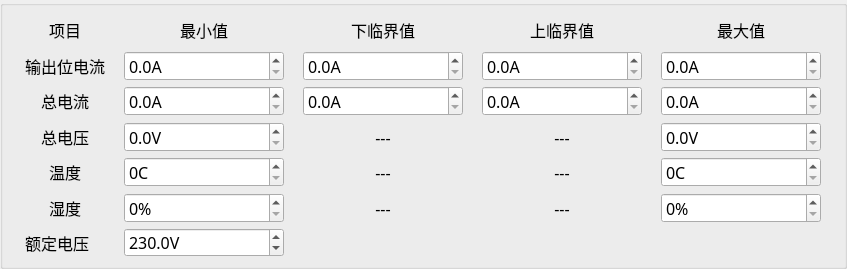
ChinaClever/PDU-QualityTest, file PDU-QualityTest/home/home_mpdualarmwid.ui: the form before one commit.
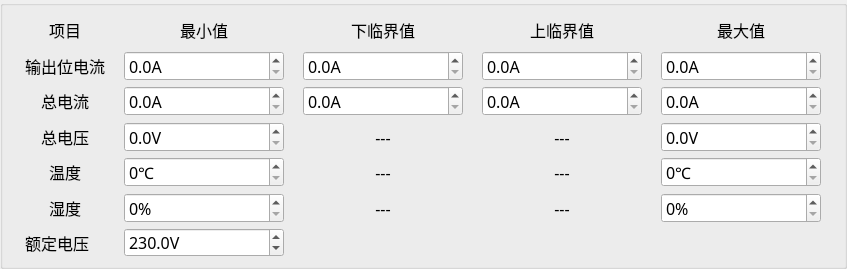
The form after the commit.

Diff of the .ui file:
```diff
--- a/PDU-QualityTest/home/home_mpdualarmwid.ui
+++ b/PDU-QualityTest/home/home_mpdualarmwid.ui
@@ -184,7 +184,7 @@
          </size>
         </property>
         <property name="suffix">
-         <string>C</string>
+         <string>℃</string>
         </property>
         <property name="decimals">
          <number>0</number>
@@ -648,7 +648,7 @@
          </size>
         </property>
         <property name="suffix">
-         <string>C</string>
+         <string>℃</string>
         </property>
         <property name="decimals">
          <number>0</number>
```
